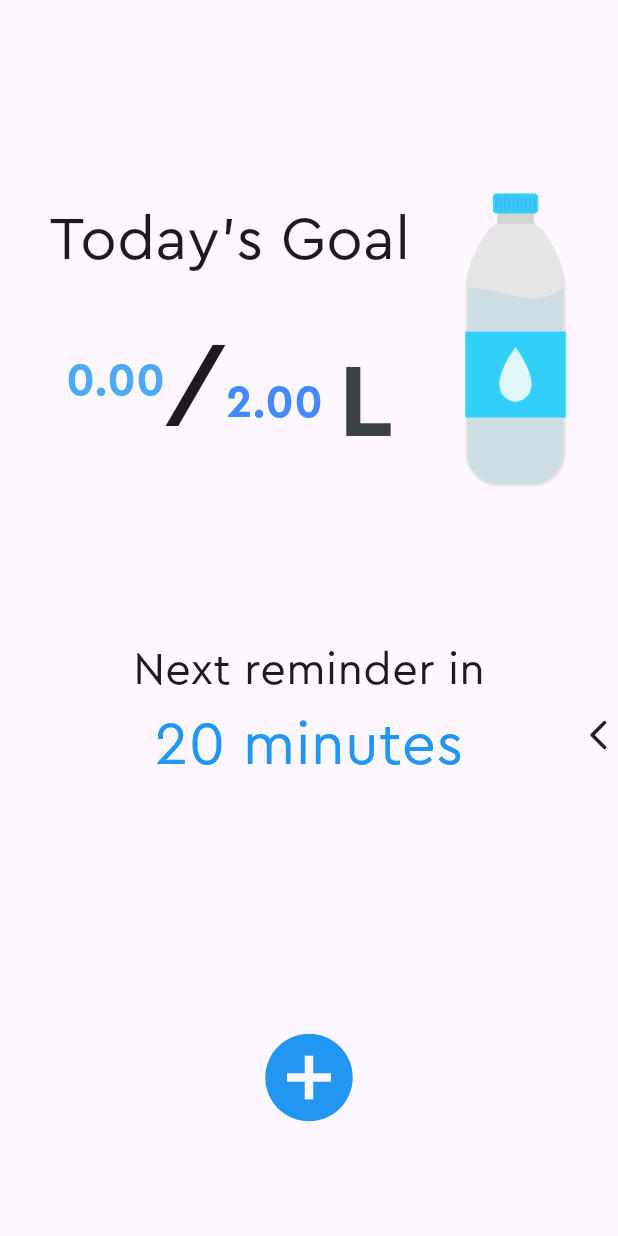
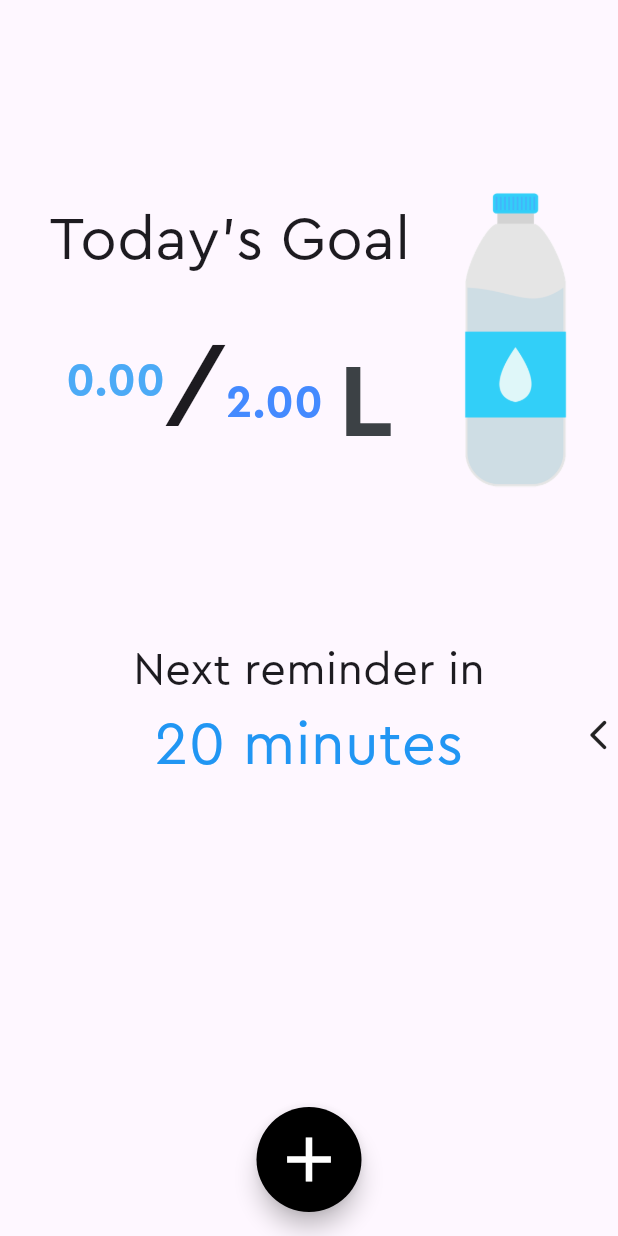
Before and after one commit to Anshu-79/aqua, a Flutter app: the screen it shows after launch, on a phone screen of 412 x 824 dp. Run offline on Flutter 3.47's test engine with Material 3 defaults, Android fonts, the phone set to English and light mode, and no system bars; drawn by our look-alikes of liquid_swipe.

Commit message:
working bev_screen

```diff
--- a/lib/home.dart
+++ b/lib/home.dart
@@ -5,33 +5,72 @@ class HomeScreen extends StatelessWidget {
 
   @override
   Widget build(BuildContext context) {
-    return Scaffold(body: Center(
-        child: Column(children: [
+    return Scaffold(
+      body: Center(
+        child: Column(
+          children: [
             const SizedBox(height: 125),
             Row(
               mainAxisAlignment: MainAxisAlignment.spaceEvenly,
-            children: [const Column(
               children: [
-                Center(child: Text("Today's Goal", style: TextStyle(fontSize: 40,),)),
+                const Column(
+                  children: [
+                    Center(
+                        child: Text(
+                      "Today's Goal",
+                      style: TextStyle(
+                        fontSize: 40,
+                      ),
+                    )),
                     Column(
                       children: [
                         Row(
                           children: [
-                        Center(child: Text("0.00", style: TextStyle(fontSize: 30, fontWeight: FontWeight.bold, color: Color.fromARGB(255, 76, 170, 246)),)),
+                            Center(
+                                child: Text(
+                              "0.00",
+                              style: TextStyle(
+                                  fontSize: 30,
+                                  fontWeight: FontWeight.bold,
+                                  color: Color.fromARGB(255, 76, 170, 246)),
+                            )),
                             Column(
                               children: [
                                 SizedBox(height: 10),
                                 Row(
                                   children: [
-                                Center(child: Text("/", style: TextStyle(fontSize: 60, fontWeight: FontWeight.bold),)),
+                                    Center(
+                                        child: Text(
+                                      "/",
+                                      style: TextStyle(
+                                          fontSize: 60,
+                                          fontWeight: FontWeight.bold),
+                                    )),
                                     Column(
                                       children: [
                                         SizedBox(height: 20),
                                         Row(
                                           children: [
-                                        Center(child: Text("2.00", style: TextStyle(fontSize: 30, color: Colors.blueAccent, fontWeight: FontWeight.bold),)),
-                                        SizedBox(width: 10,),
-                                        Center(child: Text("L", style: TextStyle(fontSize: 70, fontWeight: FontWeight.bold, color: Color.fromARGB(255, 60, 65, 69)),)),
+                                            Center(
+                                                child: Text(
+                                              "2.00",
+                                              style: TextStyle(
+                                                  fontSize: 30,
+                                                  color: Colors.blueAccent,
+                                                  fontWeight: FontWeight.bold),
+                                            )),
+                                            SizedBox(
+                                              width: 10,
+                                            ),
+                                            Center(
+                                                child: Text(
+                                              "L",
+                                              style: TextStyle(
+                                                  fontSize: 70,
+                                                  fontWeight: FontWeight.bold,
+                                                  color: Color.fromARGB(
+                                                      255, 60, 65, 69)),
+                                            )),
                                           ],
                                         ),
                                       ],
@@ -44,27 +83,50 @@ class HomeScreen extends StatelessWidget {
                         ),
                       ],
                     ),
-              ],),
-
-              Container(child:
-              AspectRatio(aspectRatio: 200/550,
+                  ],
+                ),
+                Container(
+                  child: AspectRatio(
+                      aspectRatio: 200 / 550,
                       child: const Image(
                           image: AssetImage('assets/images/water_bottle.png'),
-                  fit: BoxFit.fill
-                  )
-                ),
+                          fit: BoxFit.fill)),
                   height: 200,
                 )
               ],
             ),
             const SizedBox(height: 100),
-          const Center(child: Text("Next reminder in", style: TextStyle(fontSize: 30),)),
-          const Center(child: Text("20 minutes", style: TextStyle(fontSize: 40, color: Colors.blue),)),
+            const Center(
+                child: Text(
+              "Next reminder in",
+              style: TextStyle(fontSize: 30),
+            )),
+            const Center(
+                child: Text(
+              "20 minutes",
+              style: TextStyle(fontSize: 40, color: Colors.blue),
+            )),
             const SizedBox(height: 150),
-          IconButton(icon: const Icon(Icons.add_circle_sharp, color: Colors.blue, size: 70, semanticLabel: "Add a drink",), onPressed: () {},),
-
-        ],),
-      ),)
- ;
+          ],
+        ),
+      ),
+      floatingActionButton: SizedBox(
+        height: 70,
+        width: 70,
+        child: FloatingActionButton(
+          tooltip: "Add water",
+          onPressed: () {},
+          backgroundColor: Colors.black,
+          splashColor: Colors.blue,
+          shape: const CircleBorder(eccentricity: 0),
+          child: const Icon(
+            Icons.add,
+            color: Colors.white,
+            size: 50,
+          ),
+        ),
+      ),
+      floatingActionButtonLocation: FloatingActionButtonLocation.centerFloat,
+    );
   }
 }
--- a/lib/main.dart
+++ b/lib/main.dart
@@ -3,6 +3,8 @@ import 'package:liquid_swipe/liquid_swipe.dart';
 
 import 'package:aqua/home.dart';
 import 'package:aqua/user_profile.dart';
+import 'package:aqua/beverage_menu.dart';
+
 
 void main() {
   runApp(Aqua());
@@ -12,15 +14,21 @@ class Aqua extends StatelessWidget {
 
   final pages = [
     HomeScreen(),
-    UserProfile()
+    UserProfile(),
+    BeverageMenu(),
   ];
 
   @override
   Widget build(BuildContext context) {
+    var systemBrightness = View.of(context).platformDispatcher.platformBrightness;
+    systemBrightness = Brightness.light;
+
     return MaterialApp(
       debugShowCheckedModeBanner: false,
+
       theme: ThemeData(
-        fontFamily: 'CeraPro'
+        fontFamily: 'CeraPro',
+        brightness: systemBrightness
       ),
       //darkTheme: ThemeData.dark(),
       themeMode: ThemeMode.system,
@@ -28,7 +36,7 @@ class Aqua extends StatelessWidget {
         builder: (context) => LiquidSwipe(
           pages: pages,
           fullTransitionValue: 600,
-          slideIconWidget: Icon(Icons.arrow_back_ios_new_rounded),
+          slideIconWidget: const Icon(Icons.arrow_back_ios_new_rounded),
           positionSlideIcon: 0.6,),
         ));
   }
```
Also changed, not shown: lib/beverage_menu.dart (added, +132 -0 lines), lib/user_profile.dart (+23 -33 lines), 1 other file. Lines whose indentation alone changed are shown as unchanged.
